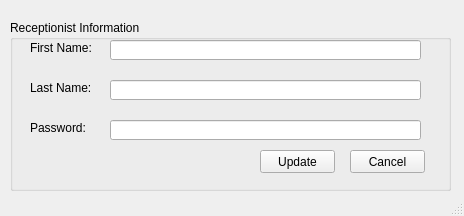
The window that Screens/Admin UpdateReceptionist.ui (RaahimHash/DBMS-Project-UHU-Clinic) describes before a commit, drawn with Qt 5.
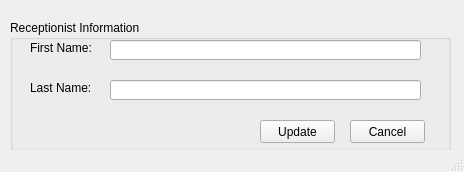
The same window after the commit.

Commit message: screens finally done?

```diff
--- a/Screens/Admin UpdateReceptionist.ui
+++ b/Screens/Admin UpdateReceptionist.ui
@@ -10,7 +10,7 @@
     <x>0</x>
     <y>0</y>
     <width>464</width>
-    <height>216</height>
+    <height>172</height>
    </rect>
   </property>
   <property name="windowTitle">
@@ -23,7 +23,7 @@
       <x>10</x>
       <y>20</y>
       <width>441</width>
-      <height>171</height>
+      <height>131</height>
      </rect>
     </property>
     <property name="title">
@@ -72,7 +72,7 @@
      <property name="geometry">
       <rect>
        <x>250</x>
-       <y>130</y>
+       <y>100</y>
        <width>75</width>
        <height>23</height>
       </rect>
@@ -85,7 +85,7 @@
      <property name="geometry">
       <rect>
        <x>340</x>
-       <y>130</y>
+       <y>100</y>
        <width>75</width>
        <height>23</height>
       </rect>
@@ -107,35 +107,6 @@
       <bool>false</bool>
      </property>
     </widget>
-    <widget class="QLabel" name="label_3">
-     <property name="geometry">
-      <rect>
-       <x>20</x>
-       <y>100</y>
-       <width>81</width>
-       <height>16</height>
-      </rect>
-     </property>
-     <property name="text">
-      <string>Password:</string>
-     </property>
-    </widget>
-    <widget class="QLineEdit" name="linePassword">
-     <property name="geometry">
-      <rect>
-       <x>100</x>
-       <y>100</y>
-       <width>311</width>
-       <height>20</height>
-      </rect>
-     </property>
-     <property name="echoMode">
-      <enum>QLineEdit::Password</enum>
-     </property>
-     <property name="readOnly">
-      <bool>false</bool>
-     </property>
-    </widget>
    </widget>
   </widget>
   <widget class="QStatusBar" name="statusbar"/>
```
The commit also changes 5 other files.
